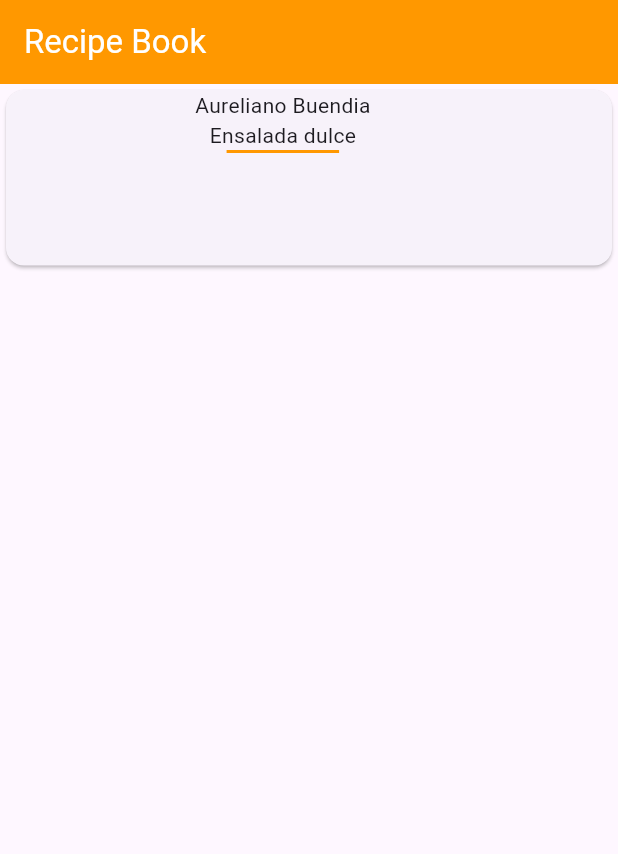
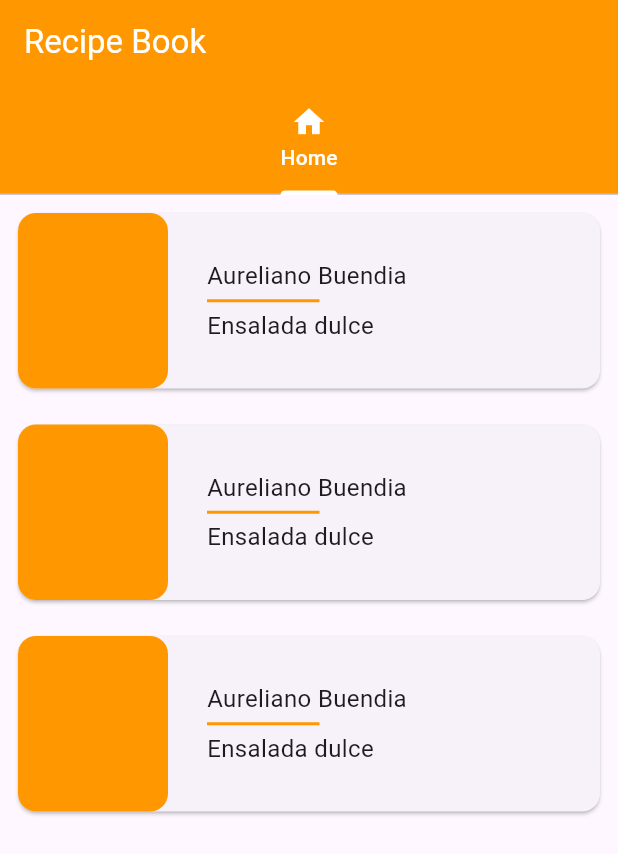
Before and after one commit to victor291201/RecipesFlutter, a Flutter app: the screen it shows after launch, on a phone screen of 412 x 824 dp. Shown: the top 854 px of the screen. Run offline on Flutter 3.47's test engine with Material 3 defaults, Android fonts, the light colour scheme and no system bars; Roboto replaces fonts that are missing (Quicksand).

Commit message:
terminando el primer modulo

```diff
--- a/lib/main.dart
+++ b/lib/main.dart
@@ -1,4 +1,5 @@
 import 'package:flutter/material.dart';
+import 'package:holamundo/screens/home.dart';
 
 void main() {
   runApp(const MyApp());
@@ -19,40 +20,21 @@ class RecipeBook extends StatelessWidget {
 
   @override
   Widget build(BuildContext context) {
-    return Scaffold(
-      appBar: AppBar(
-        backgroundColor: Colors.orange,
-        title: Text(
-          "Recipe Book",
-          style: TextStyle(color: Colors.white),
-        ),
-      ),
-      body: Container(
-        width: MediaQuery.of(context).size.width,
-        height: 125,
-        child: Card(
-          child: Row(children: <Widget>[
-            Container(
-              height: 125,
-              width: 100,
-              child: ClipRRect(
-                borderRadius: BorderRadius.circular(10),
-                child: Container(),
+    return DefaultTabController(
+        length: 4,
+        child: Scaffold(
+            appBar: AppBar(
+              backgroundColor: Colors.orange,
+              title: Text(
+                "Recipe Book",
+                style: TextStyle(color: Colors.white),
               ),
+              bottom: TabBar(
+                  indicatorColor: Colors.white,
+                  labelColor: Colors.white,
+                  unselectedLabelColor: Colors.white,
+                  tabs: [Tab(icon: Icon(Icons.home), text: "Home")]),
             ),
-            SizedBox(
-              width: 26,
-            ),
-            Column(
-              children: <Widget>[
-                Text("Aureliano Buendia"),
-                Text("Ensalada dulce"),
-                Container(height: 2, width: 75, color: Colors.orange)
-              ],
-            ),
-          ]),
-        ),
-      ),
-    );
+            body: TabBarView(children: [HomeScreen()])));
   }
 }
--- a/lib/screens/home.dart
+++ b/lib/screens/home.dart
@@ -3,11 +3,20 @@ import 'package:flutter/material.dart';
 class HomeScreen extends StatelessWidget {
   const HomeScreen({super.key});
 
-  // This widget is the root of your application.
   @override
   Widget build(BuildContext context) {
     return Scaffold(
-      body: Container(
+        body: Column(children: <Widget>[
+      _RecipesCard(context),
+      _RecipesCard(context),
+      _RecipesCard(context)
+    ]));
+  }
+
+  Widget _RecipesCard(BuildContext context) {
+    return Padding(
+      padding: const EdgeInsets.all(8.0),
+      child: Container(
         width: MediaQuery.of(context).size.width,
         height: 125,
         child: Card(
@@ -15,63 +24,26 @@ class HomeScreen extends StatelessWidget {
             Container(
               height: 125,
               width: 100,
-              child: ClipRRect(
-                borderRadius: BorderRadius.circular(10),
-                child: Container(),
-              ),
+              decoration: BoxDecoration(borderRadius: BorderRadius.circular(12),color:Colors.orange),
             ),
             SizedBox(
               width: 26,
             ),
             Column(
+              mainAxisAlignment: MainAxisAlignment.center,
+              crossAxisAlignment: CrossAxisAlignment.start,
               children: <Widget>[
-                Text("Aureliano Buendia"),
-                Text("Ensalada dulce"),
-                Container(height: 2, width: 75, color: Colors.orange)
-              ],
-            ),
-          ]),
-        ),
-      ),
-    );
-    ;
-  }
-}
-
-class RecipeBook extends StatelessWidget {
-  const RecipeBook({super.key});
-
-  @override
-  Widget build(BuildContext context) {
-    return Scaffold(
-      appBar: AppBar(
-        backgroundColor: Colors.orange,
-        title: Text(
-          "Recipe Book",
-          style: TextStyle(color: Colors.white),
-        ),
-      ),
-      body: Container(
-        width: MediaQuery.of(context).size.width,
-        height: 125,
-        child: Card(
-          child: Row(children: <Widget>[
-            Container(
-              height: 125,
-              width: 100,
-              child: ClipRRect(
-                borderRadius: BorderRadius.circular(10),
-                child: Container(),
-              ),
-            ),
-            SizedBox(
-              width: 26,
-            ),
-            Column(
-              children: <Widget>[
-                Text("Aureliano Buendia"),
-                Text("Ensalada dulce"),
-                Container(height: 2, width: 75, color: Colors.orange)
+                Text("Aureliano Buendia",
+                    style: TextStyle(fontSize: 16, fontFamily: "Quicksand")),
+                SizedBox(
+                  height: 4,
+                ),
+                Container(height: 2, width: 75, color: Colors.orange),
+                SizedBox(
+                  height: 4,
+                ),
+                Text("Ensalada dulce",
+                    style: TextStyle(fontSize: 16, fontFamily: "Quicksand")),
               ],
             ),
           ]),
```
